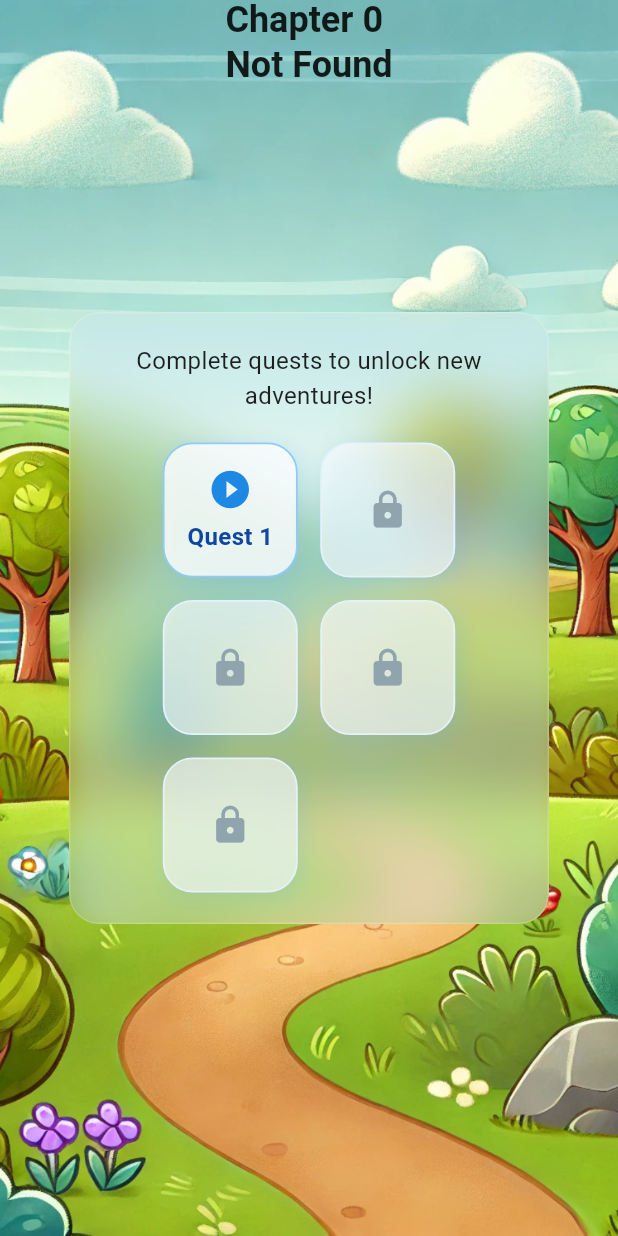
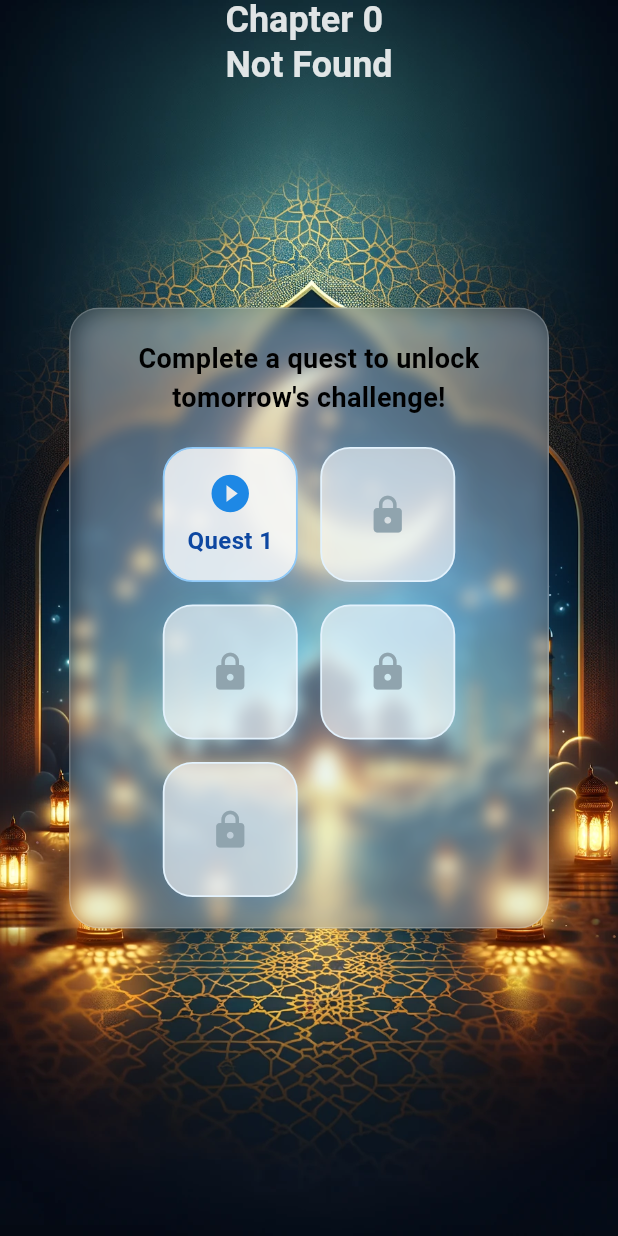
Before and after one commit to Naimy441/siyaam, a Flutter app: the LevelsScreen screen opened directly with empty values, on a phone screen of 412 x 824 dp. Run offline on Flutter 3.47's test engine with Material 3 defaults, Android fonts, the phone set to English and light mode, and no system bars; our stand-ins replace audioplayers, confetti, flutter_dotenv, google_fonts, shared_preferences; missing offline and left inert: scratcher; accounts and stored records are empty.

Commit message:
Changed assets and UI design to Islamic theme

```diff
--- a/lib/levels.dart
+++ b/lib/levels.dart
@@ -199,7 +199,7 @@ Widget _buildDialogButton({
             style: TextStyle(
               fontWeight: FontWeight.w600,
               fontSize: 24,
-              color: Colors.black87, // Light mode-friendly text
+              color: const Color.fromARGB(221, 255, 255, 255), // Light mode-friendly text
             ),
           ),
           centerTitle: true,
@@ -237,7 +237,7 @@ Widget _buildDialogButton({
               child: ClipRRect(
                 borderRadius: BorderRadius.circular(20),
                 child: BackdropFilter(
-                  filter: ImageFilter.blur(sigmaX: 20, sigmaY: 20),
+                  filter: ImageFilter.blur(sigmaX: 5, sigmaY: 5),
                   child: Container(
                     width: 320,
                     padding: const EdgeInsets.all(20),
@@ -257,12 +257,12 @@ Widget _buildDialogButton({
                     child: Column(
                       mainAxisSize: MainAxisSize.min,
                       children: [
-                        const Text(
-                          "Complete quests to unlock new adventures!",
+                        Text(
+                          "Complete a quest to unlock tomorrow's challenge!",
                           style: TextStyle(
-                            fontSize: 16,
-                            color: Colors.black87,
-                            fontWeight: FontWeight.w400,
+                            fontSize: 18,
+                            color: const Color.fromARGB(255, 0, 0, 0),
+                            fontWeight: FontWeight.w600,
                           ),
                           textAlign: TextAlign.center,
                         ),
--- a/pubspec.yaml
+++ b/pubspec.yaml
@@ -74,7 +74,6 @@ flutter:
     - assets/Title Page v2.gif
     - assets/waves.gif
     - assets/logo.png
-    - assets/tranquility.mp3
     - assets/level_background.png
     - assets/level_selector_background.png
 
```
Also changed, not shown: lib/level.dart (+9 -3 lines), lib/main.dart (+11 -11 lines), assets/level_background.png, assets/level_selector_background.png.
